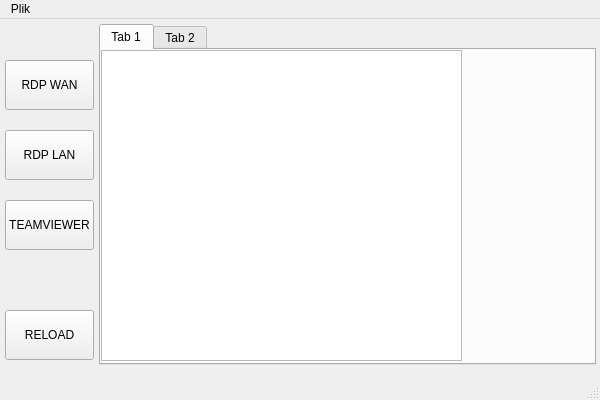
First picture: the form in mainwindow.ui, repository kszytko/RdpManager, before the edit.
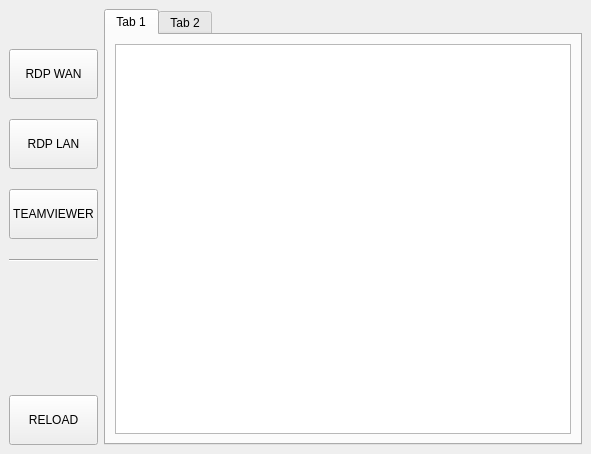
Second picture: the form after the edit.

The edit to the form file:
```diff
--- a/mainwindow.ui
+++ b/mainwindow.ui
@@ -6,75 +6,38 @@
    <rect>
     <x>0</x>
     <y>0</y>
-    <width>600</width>
-    <height>400</height>
+    <width>591</width>
+    <height>454</height>
    </rect>
   </property>
   <property name="windowTitle">
    <string>MainWindow</string>
   </property>
+  <property name="tabShape">
+   <enum>QTabWidget::Rounded</enum>
+  </property>
   <widget class="QWidget" name="centralwidget">
-   <widget class="QWidget" name="horizontalLayoutWidget">
-    <property name="geometry">
-     <rect>
-      <x>0</x>
-      <y>0</y>
-      <width>601</width>
-      <height>351</height>
-     </rect>
-    </property>
-    <layout class="QHBoxLayout" name="horizontalLayout">
-     <property name="spacing">
-      <number>0</number>
-     </property>
-     <property name="sizeConstraint">
-      <enum>QLayout::SetDefaultConstraint</enum>
-     </property>
-     <property name="leftMargin">
-      <number>5</number>
-     </property>
-     <property name="topMargin">
-      <number>5</number>
-     </property>
-     <property name="rightMargin">
-      <number>5</number>
-     </property>
-     <property name="bottomMargin">
-      <number>5</number>
-     </property>
-     <item>
+   <layout class="QFormLayout" name="formLayout">
+    <item row="0" column="0">
       <layout class="QVBoxLayout" name="verticalLayout" stretch="0,0,0,0,0,0">
        <property name="spacing">
         <number>20</number>
        </property>
        <property name="sizeConstraint">
-        <enum>QLayout::SetMaximumSize</enum>
+       <enum>QLayout::SetDefaultConstraint</enum>
        </property>
        <property name="leftMargin">
         <number>0</number>
        </property>
        <property name="topMargin">
-        <number>5</number>
+       <number>40</number>
        </property>
        <property name="rightMargin">
-        <number>5</number>
+       <number>0</number>
        </property>
        <property name="bottomMargin">
-        <number>5</number>
-       </property>
-       <item>
-        <spacer name="verticalSpacer_2">
-         <property name="orientation">
-          <enum>Qt::Vertical</enum>
-         </property>
-         <property name="sizeHint" stdset="0">
-          <size>
-           <width>20</width>
-           <height>20</height>
-          </size>
-         </property>
-        </spacer>
-       </item>
+       <number>0</number>
+      </property>
        <item>
         <widget class="QPushButton" name="buttonRdpWan">
          <property name="minimumSize">
@@ -117,6 +80,13 @@
          </property>
         </widget>
        </item>
+      <item>
+       <widget class="Line" name="line">
+        <property name="orientation">
+         <enum>Qt::Horizontal</enum>
+        </property>
+       </widget>
+      </item>
        <item>
         <spacer name="verticalSpacer">
          <property name="orientation">
@@ -145,12 +115,12 @@
        </item>
       </layout>
      </item>
-     <item>
+    <item row="0" column="1">
       <widget class="QTabWidget" name="tabWidget">
        <property name="sizePolicy">
         <sizepolicy hsizetype="Expanding" vsizetype="Expanding">
-         <horstretch>0</horstretch>
-         <verstretch>0</verstretch>
+        <horstretch>1</horstretch>
+        <verstretch>1</verstretch>
         </sizepolicy>
        </property>
        <property name="locale">
@@ -160,24 +130,27 @@
         <number>0</number>
        </property>
        <widget class="QWidget" name="tab">
+       <property name="sizePolicy">
+        <sizepolicy hsizetype="Expanding" vsizetype="Expanding">
+         <horstretch>1</horstretch>
+         <verstretch>1</verstretch>
+        </sizepolicy>
+       </property>
         <attribute name="title">
          <string>Tab 1</string>
         </attribute>
+       <layout class="QVBoxLayout" name="verticalLayout_2">
+        <item>
         <widget class="QTreeView" name="mainTreeView">
-         <property name="geometry">
-          <rect>
-           <x>0</x>
-           <y>0</y>
-           <width>361</width>
-           <height>311</height>
-          </rect>
-         </property>
          <property name="sizePolicy">
-          <sizepolicy hsizetype="Expanding" vsizetype="Expanding">
+           <sizepolicy hsizetype="Preferred" vsizetype="Preferred">
            <horstretch>0</horstretch>
            <verstretch>0</verstretch>
           </sizepolicy>
          </property>
+          <property name="styleSheet">
+           <string notr="true"/>
+          </property>
          <property name="locale">
           <locale language="Polish" country="Poland"/>
          </property>
@@ -188,6 +161,8 @@
           <enum>QAbstractScrollArea::AdjustIgnored</enum>
          </property>
         </widget>
+        </item>
+       </layout>
        </widget>
        <widget class="QWidget" name="tab_2">
         <attribute name="title">
@@ -198,25 +173,6 @@
      </item>
     </layout>
    </widget>
-  </widget>
-  <widget class="QMenuBar" name="menubar">
-   <property name="geometry">
-    <rect>
-     <x>0</x>
-     <y>0</y>
-     <width>600</width>
-     <height>22</height>
-    </rect>
-   </property>
-   <widget class="QMenu" name="menuPlik">
-    <property name="title">
-     <string>Plik</string>
-    </property>
-    <addaction name="actionUpdate"/>
-   </widget>
-   <addaction name="menuPlik"/>
-  </widget>
-  <widget class="QStatusBar" name="statusbar"/>
   <action name="actionUpdate">
    <property name="text">
     <string>Update</string>
```
Left out of the diff: 3 changed lines with no effect on the pictures. Lines whose indentation alone changed are shown as unchanged.
